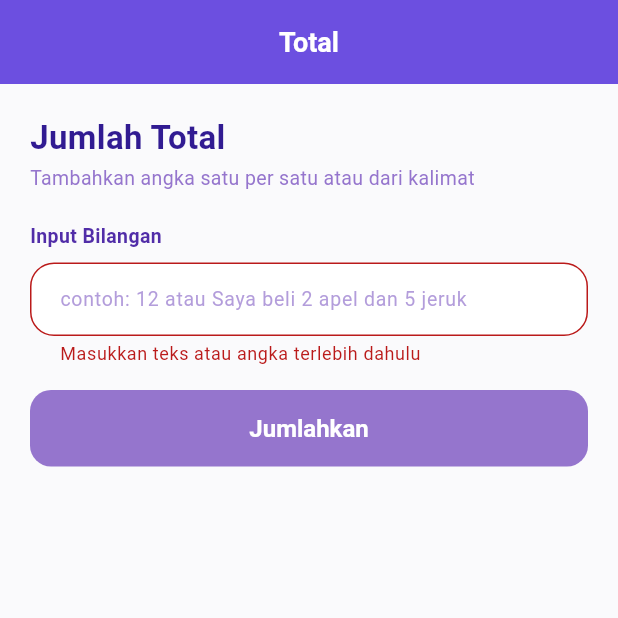
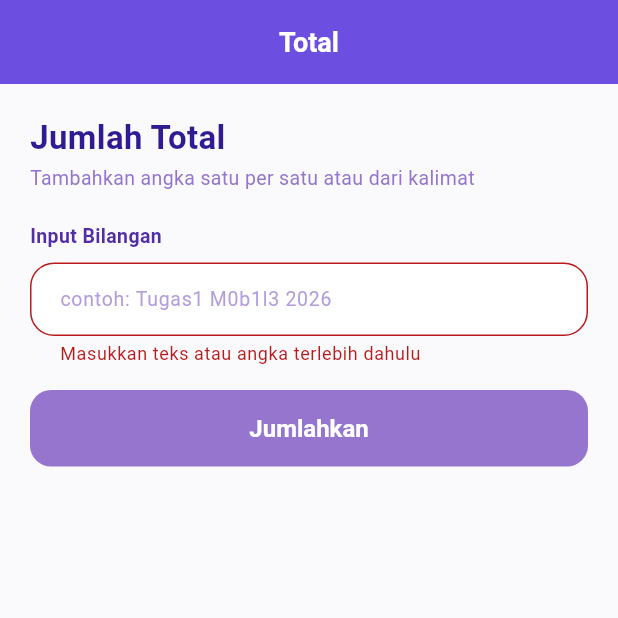
Before and after one commit to karinarinv/TUGAS-MOBILE, a Flutter app: the MainNav screen opened directly, item 4 of the bottom bar chosen, after a tap on "Jumlahkan", on a phone screen of 412 x 824 dp, the top half of it. Run offline on Flutter 3.47's test engine with Material 3 defaults, Android fonts, the phone set to English and light mode, and no system bars.

Commit message:
Fix: logic fitur total page

```diff
--- a/lib/screens/total_page.dart
+++ b/lib/screens/total_page.dart
@@ -26,7 +26,8 @@ class _TotalPageState extends State<TotalPage> {
       return;
     }
 
-    RegExp regExp = RegExp(r'\d');
+    // Mengambil deretan angka utuh (\d+) yang terpisah oleh spasi/huruf/simbol
+    RegExp regExp = RegExp(r'\d+');
     Iterable<Match> matches = regExp.allMatches(input);
 
     List<int> numbers = matches.map((m) => int.parse(m.group(0)!)).toList();
@@ -40,6 +41,7 @@ class _TotalPageState extends State<TotalPage> {
       return;
     }
 
+    // Menjumlahkan seluruh bilangan yang diekstrak
     int total = numbers.reduce((a, b) => a + b);
 
     setState(() {
@@ -92,7 +94,7 @@ class _TotalPageState extends State<TotalPage> {
             keyboardType: TextInputType.text,
             style: const TextStyle(fontSize: 14),
             decoration: InputDecoration(
-              hintText: 'contoh: 12 atau Saya beli 2 apel dan 5 jeruk',
+              hintText: 'contoh: Tugas1 M0b1l3 2026',
               hintStyle: TextStyle(
                 fontSize: 13,
                 color: Colors.deepPurple.shade200,
@@ -208,7 +210,7 @@ class _TotalPageState extends State<TotalPage> {
                   ),
                   const SizedBox(height: 10),
                   Text(
-                    'dari ${_extractedNumbers.length} angka yang dimasukkan',
+                    'dari ${_extractedNumbers.length} bilangan yang dimasukkan',
                     style: TextStyle(fontSize: 12, color: Colors.deepPurple[300]),
                   ),
                 ],
```
